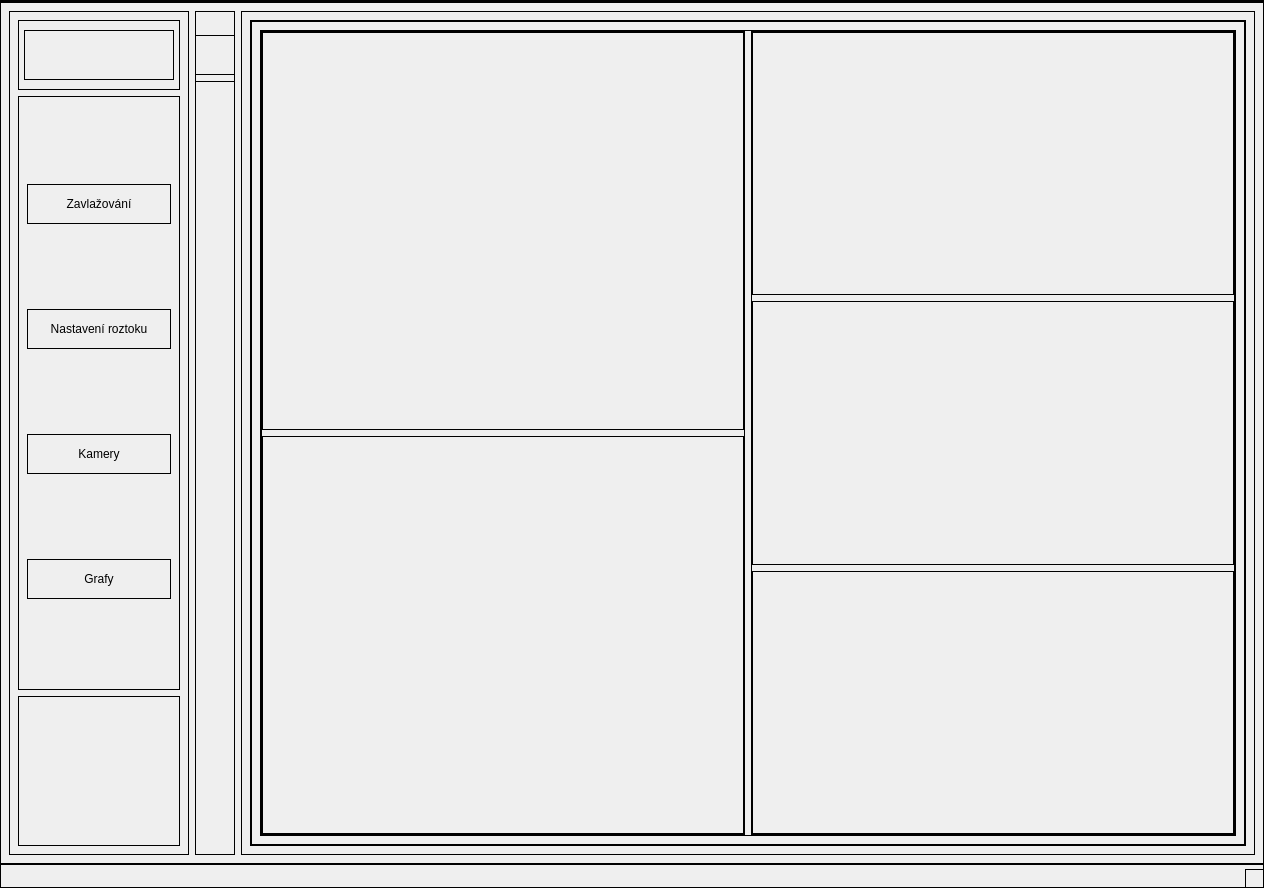
Old version of the form Qt_files/Green_wall.ui in the repository nirow1/Green_wall.
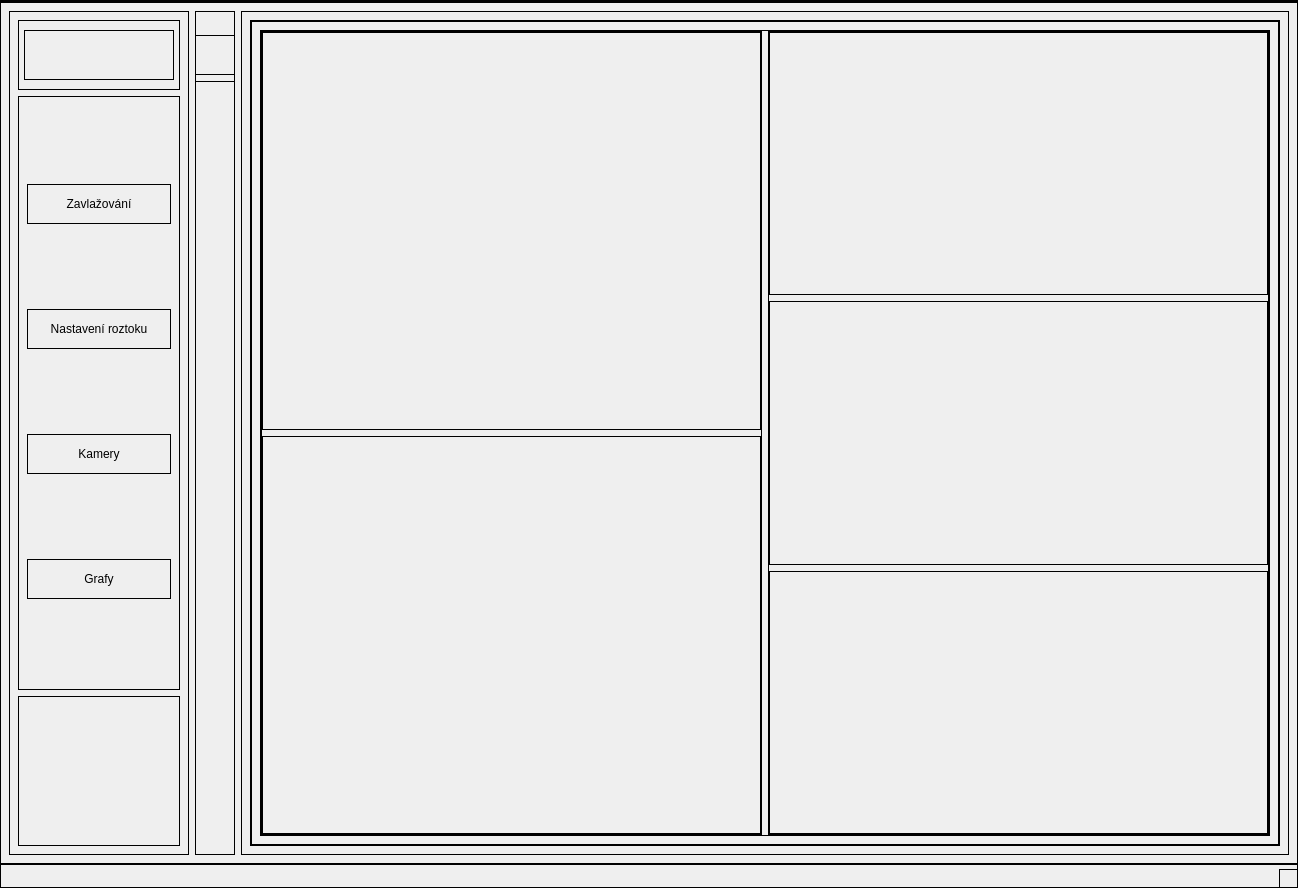
New version of the form.

Commit message: improving line chart architecture and adding it to gui.

```diff
--- a/Qt_files/Green_wall.ui
+++ b/Qt_files/Green_wall.ui
@@ -6,7 +6,7 @@
    <rect>
     <x>0</x>
     <y>0</y>
-    <width>1264</width>
+    <width>1298</width>
     <height>888</height>
    </rect>
   </property>
@@ -160,7 +160,7 @@
      </widget>
     </item>
     <item>
-     <widget class="QWidget" name="widget_16" native="true">
+     <widget class="QWidget" name="expand_wgt" native="true">
       <property name="minimumSize">
        <size>
         <width>40</width>
@@ -217,11 +217,8 @@
        <item>
         <widget class="QStackedWidget" name="stackedWidget">
          <property name="currentIndex">
-          <number>2</number>
+          <number>1</number>
          </property>
-         <widget class="QWidget" name="page_2">
-          <layout class="QVBoxLayout" name="verticalLayout_16"/>
-         </widget>
          <widget class="QWidget" name="solution_pg">
           <layout class="QVBoxLayout" name="verticalLayout_8">
            <item>
@@ -350,10 +347,43 @@
                   <number>1</number>
                  </property>
                  <item>
-                  <widget class="QWidget" name="widget_43" native="true"/>
+                  <widget class="QWidget" name="widget_43" native="true">
+                   <layout class="QHBoxLayout" name="chart_1">
+                    <property name="spacing">
+                     <number>0</number>
+                    </property>
+                    <property name="leftMargin">
+                     <number>0</number>
+                    </property>
+                    <property name="topMargin">
+                     <number>0</number>
+                    </property>
+                    <property name="rightMargin">
+                     <number>0</number>
+                    </property>
+                    <property name="bottomMargin">
+                     <number>0</number>
+                    </property>
+                   </layout>
+                  </widget>
                  </item>
                  <item>
-                  <widget class="QWidget" name="widget_44" native="true"/>
+                  <widget class="QWidget" name="widget_44" native="true">
+                   <layout class="QHBoxLayout" name="chart_2">
+                    <property name="leftMargin">
+                     <number>0</number>
+                    </property>
+                    <property name="topMargin">
+                     <number>0</number>
+                    </property>
+                    <property name="rightMargin">
+                     <number>0</number>
+                    </property>
+                    <property name="bottomMargin">
+                     <number>0</number>
+                    </property>
+                   </layout>
+                  </widget>
                  </item>
                 </layout>
                </widget>
@@ -510,7 +540,7 @@
                <rect>
                 <x>0</x>
                 <y>0</y>
-                <width>957</width>
+                <width>991</width>
                 <height>1596</height>
                </rect>
               </property>
@@ -6749,7 +6779,7 @@
     <rect>
      <x>0</x>
      <y>0</y>
-     <width>1264</width>
+     <width>1298</width>
      <height>24</height>
     </rect>
    </property>
```
The commit also changes 4 other files.
